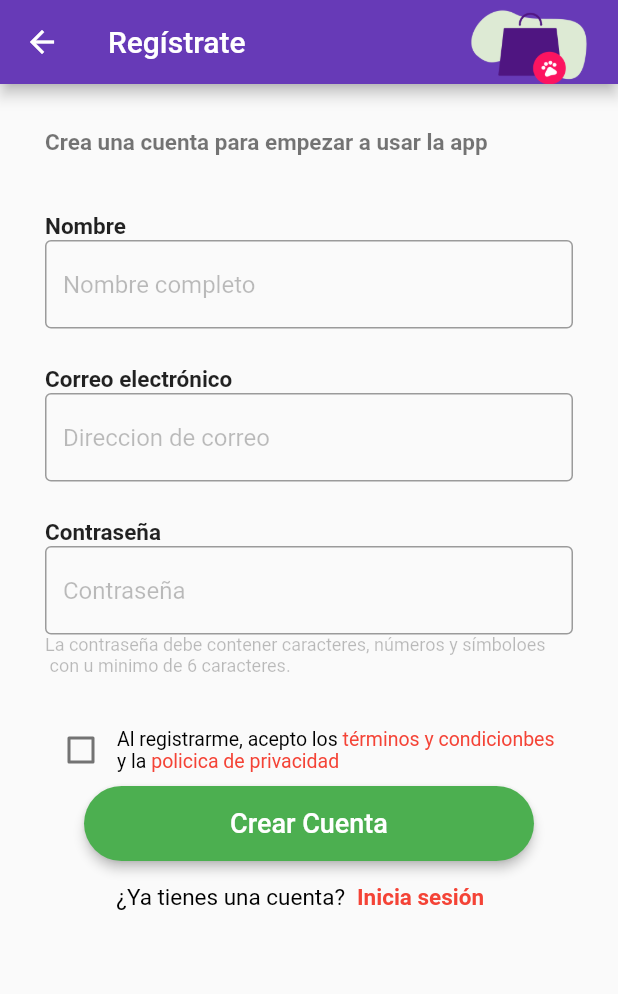
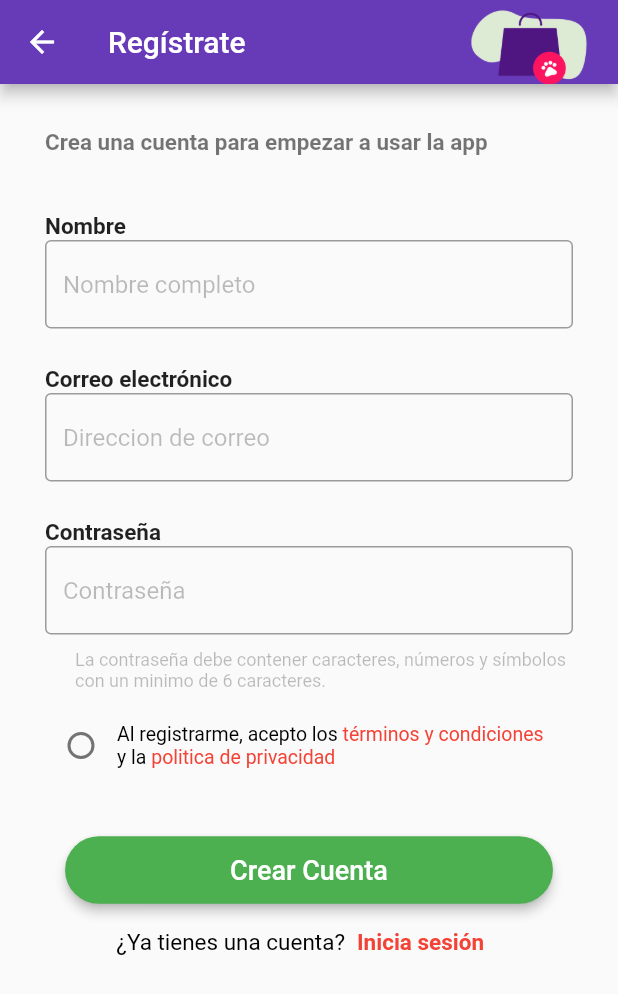
Before and after one commit to ozel-byte/Proyecto-Desarrollo-Movil, a Flutter app: the signup screen opened by its route, on a phone screen of 412 x 824 dp. Shown: the top 994 px of the screen. Run offline on Flutter 3.47's test engine with Material 2 defaults, Android fonts, the phone set to English and light mode, and no system bars.

Commit message:
feature/PDM-006 vista signup completa mockup

```diff
--- a/lib/src/pages/signup.dart
+++ b/lib/src/pages/signup.dart
@@ -49,7 +49,8 @@ class _signupState extends State<signup> {
 
   Widget formulario() {
     return Padding(
-      padding: const EdgeInsets.all(30.0),
+      padding: const EdgeInsets.only(
+          left: 30.0, top: 30.0, right: 30.0, bottom: 10.0),
       child: form(),
     );
   }
@@ -76,15 +77,19 @@ class _signupState extends State<signup> {
           ),
           etiquetaIzquierda("Contraseña"),
           campoPassword(),
+          const SizedBox(
+            height: 10,
+          ),
           Container(
+            padding: EdgeInsets.only(left: 20.0),
             child: etiquetaTexto(
-                "La contraseña debe contener caracteres, números y símboloes \n con u minimo de 6 caracteres.",
+                "La contraseña debe contener caracteres, números y símbolos\ncon un minimo de 6 caracteres.",
                 12.0,
                 FontWeight.normal,
                 Colors.black26),
           ),
           const SizedBox(
-            height: 25,
+            height: 12,
           ),
           Row(
             children: [
@@ -93,7 +98,7 @@ class _signupState extends State<signup> {
             ],
           ),
           const SizedBox(
-            height: 0,
+            height: 35,
           ),
           botonCrearCuenta(),
           Center(
@@ -144,12 +149,13 @@ class _signupState extends State<signup> {
     return ElevatedButton(
         onPressed: () {},
         style: TextButton.styleFrom(
-            primary: Colors.white,
-            backgroundColor: Colors.green,
-            elevation: 3,
-            shape: RoundedRectangleBorder(
-                borderRadius: BorderRadius.circular(30.0)),
-            minimumSize: Size(300, 50)),
+          padding: EdgeInsets.symmetric(horizontal: 110.0, vertical: 12),
+          primary: Colors.white,
+          backgroundColor: Colors.green,
+          elevation: 3,
+          shape:
+              RoundedRectangleBorder(borderRadius: BorderRadius.circular(30.0)),
+        ),
         child: Text(
           "Crear Cuenta",
           style: TextStyle(fontSize: 18),
@@ -208,6 +214,7 @@ class _signupState extends State<signup> {
 
   Widget checkBox() {
     return Checkbox(
+      shape: CircleBorder(),
       value: this.value,
       onChanged: (bool? value) {
         setState(() {
@@ -225,14 +232,14 @@ class _signupState extends State<signup> {
           children: [
             etiquetaTexto("Al registrarme, acepto los ", fontSize,
                 FontWeight.normal, Colors.black),
-            etiquetaTexto("términos y condicionbes ", fontSize,
+            etiquetaTexto("términos y condiciones ", fontSize,
                 FontWeight.normal, Colors.red),
           ],
         ),
         Row(
           children: [
             etiquetaTexto("y la ", fontSize, FontWeight.normal, Colors.black),
-            etiquetaTexto("policica de privacidad ", fontSize,
+            etiquetaTexto("politica de privacidad ", fontSize,
                 FontWeight.normal, Colors.red),
           ],
         )
```
